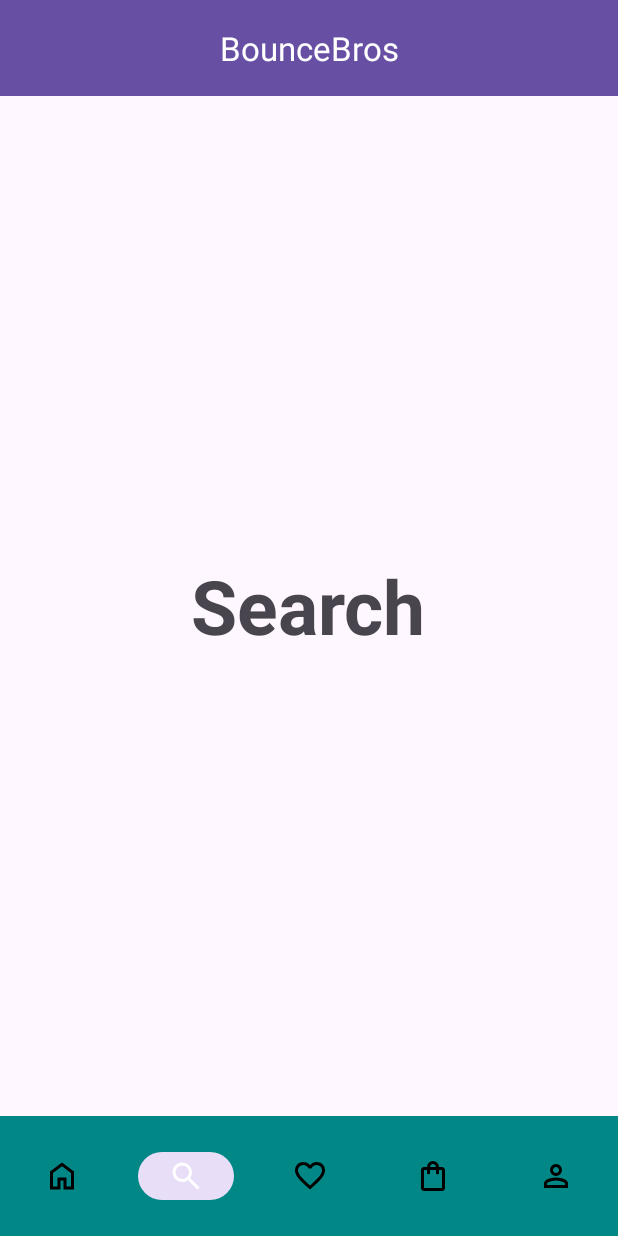
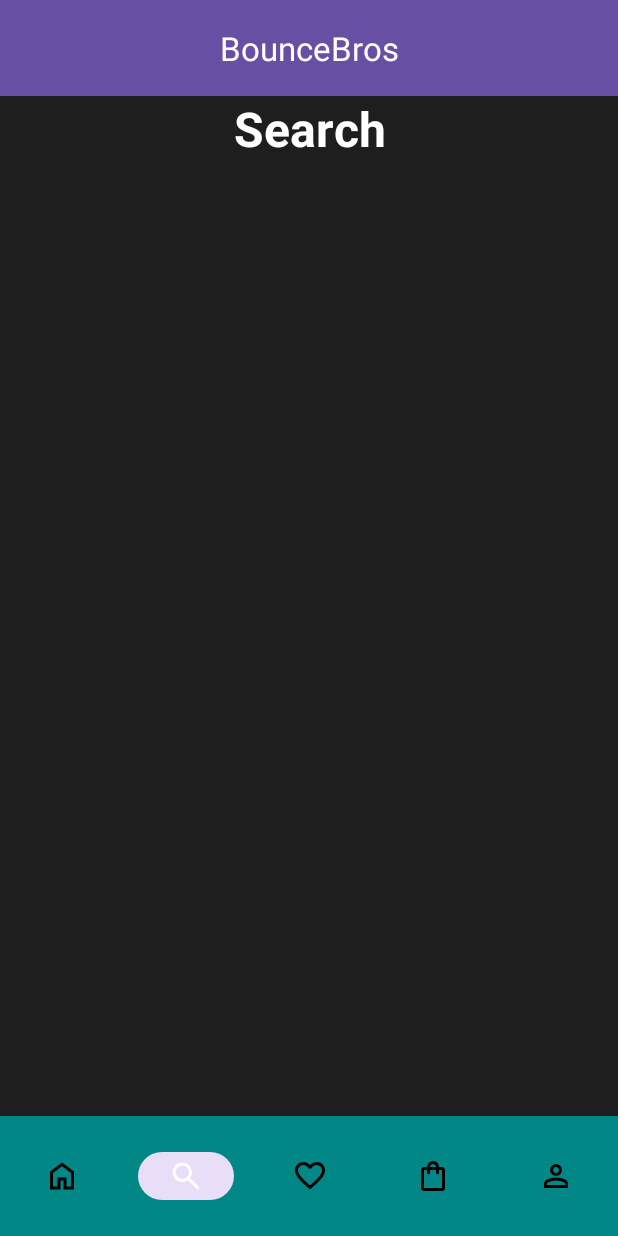
Before and after one commit to Puthikunkim/Table-Tennis-Shop-Android-App, an Android app: the SearchActivity screen opened directly, with no data from a screen before it, on a phone screen of 412 x 824 dp. Run offline under Robolectric (Android 15) with nearby library versions, the phone set to English and light mode, and no system bars.

Commit message:
made empty page with search at the top with colour scheme

```diff
--- a/app/src/main/res/layout/activity_search.xml
+++ b/app/src/main/res/layout/activity_search.xml
@@ -1,16 +1,20 @@
 <?xml version="1.0" encoding="utf-8"?>
-<FrameLayout
+<LinearLayout
     xmlns:android="http://schemas.android.com/apk/res/android"
     android:layout_width="match_parent"
-    android:layout_height="match_parent">
+    android:layout_height="match_parent"
+    android:orientation="vertical"
+    android:background="@color/background_dark">
 
     <TextView
-        android:id="@+id/textViewSearchTitle"
-        android:layout_width="wrap_content"
+        android:layout_width="match_parent"
         android:layout_height="wrap_content"
         android:text="Search"
-        android:textSize="50sp"
+        android:textColor="@color/text_primary"
+        android:textSize="32sp"
         android:textStyle="bold"
-        android:layout_gravity="center" />
+        android:gravity="center"
+        android:paddingHorizontal="16dp"
+        android:paddingBottom="24dp"/>
 
-</FrameLayout>
+</LinearLayout>
```
